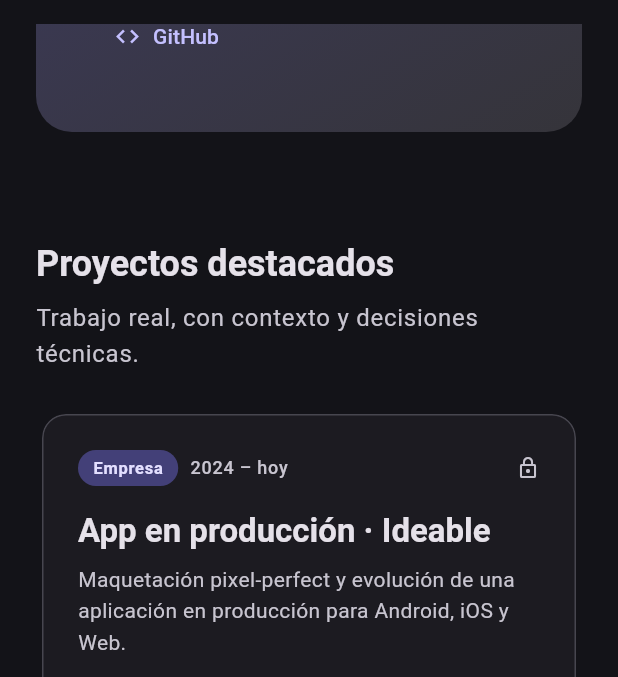
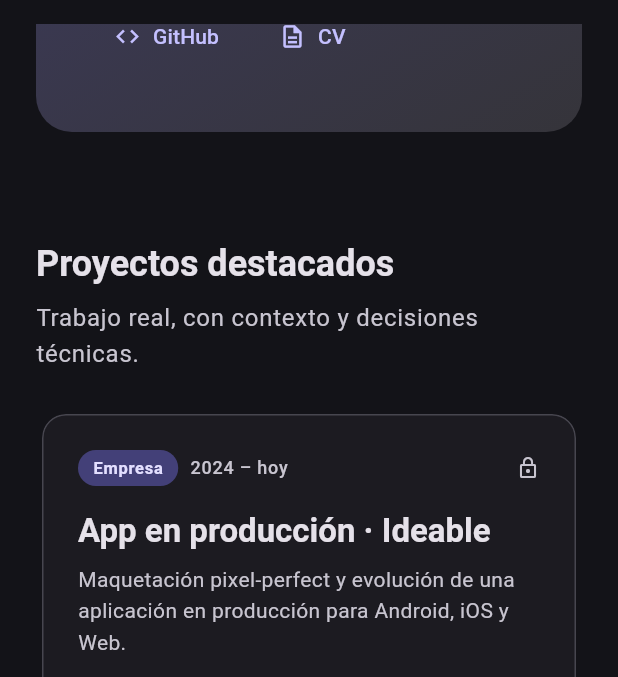
Before and after one commit to beeea/beeea.github.io, a Flutter app: the screen it shows after launch, scrolled down 576 dp, on a phone screen of 412 x 824 dp, the part 60-737 px from its top. Run offline on Flutter 3.47's test engine with Material 3 defaults, Android fonts, the phone set to English and light mode, and no system bars; our stand-ins replace flutter_riverpod, go_router.

Commit message:
feat(web): publicar el CV sin teléfono y enlazarlo en la portada
El PDF público sale de main_public.tex (main_example.tex con \publiccv), así
que no hay dos fuentes que mantener. El número solo viaja en la versión que se
envía por email.

```diff
--- a/assets/raw/profile.json
+++ b/assets/raw/profile.json
@@ -7,6 +7,7 @@
   "email": "beatrizbarberm@gmail.com",
   "github": "https://github.com/beeea",
   "linkedin": "https://www.linkedin.com/in/beatriz-barber-94a013228",
+  "cv": "https://beeea.github.io/cv.pdf",
   "about": [
     "Ingeniera Multimedia por la Universitat de València, con Matrícula de Honor en Aplicaciones para Dispositivos Móviles.",
     "Trabajo con Flutter para Android, iOS y Web, y bajo al Android nativo en Kotlin cuando el producto lo necesita. Me obsesiona el detalle: que la interfaz quede exactamente como el diseño y que el código siga siendo mantenible seis meses después."
--- a/lib/data/models/profile.dart
+++ b/lib/data/models/profile.dart
@@ -8,6 +8,7 @@ class Profile {
     required this.email,
     required this.github,
     required this.linkedin,
+    required this.cv,
     required this.about,
     required this.stack,
     required this.experience,
@@ -21,6 +22,9 @@ class Profile {
   final String email;
   final String github;
   final String linkedin;
+
+  /// PDF público del CV, sin teléfono. Vacío si todavía no está publicado.
+  final String cv;
   final List<String> about;
   final List<String> stack;
   final List<Experience> experience;
@@ -35,6 +39,7 @@ class Profile {
       email: json['email'] as String? ?? '',
       github: json['github'] as String? ?? '',
       linkedin: json['linkedin'] as String? ?? '',
+      cv: json['cv'] as String? ?? '',
       about: _stringList(json['about']),
       stack: _stringList(json['stack']),
       experience: (json['experience'] as List<dynamic>? ?? const [])
--- a/lib/features/home/home_page.dart
+++ b/lib/features/home/home_page.dart
@@ -146,6 +146,12 @@ class _Hero extends StatelessWidget {
                 icon: const Icon(Icons.code),
                 label: const Text('GitHub'),
               ),
+              if (profile.cv.isNotEmpty)
+                TextButton.icon(
+                  onPressed: () => _open(profile.cv),
+                  icon: const Icon(Icons.description_outlined),
+                  label: const Text('CV'),
+                ),
             ],
           ),
         ],
```
Also changed, not shown: 2 other files.
